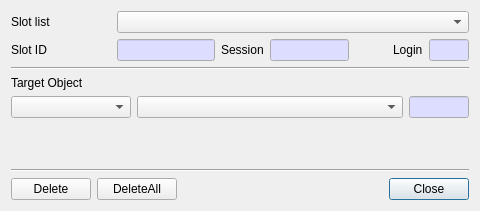
Old version of the form CryptokiMan/del_object_dlg.ui in the repository jykim74/CryptokiMan.
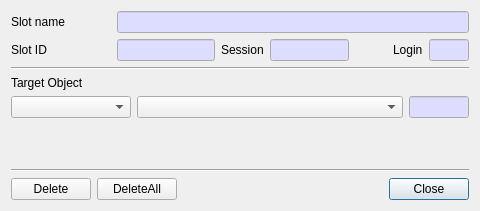
New version of the form.

Commit message: Slot List 를 모두 Slot Name 변경

Diff of the .ui file:
```diff
--- a/CryptokiMan/del_object_dlg.ui
+++ b/CryptokiMan/del_object_dlg.ui
@@ -19,16 +19,6 @@
      <property name="topMargin">
       <number>0</number>
      </property>
-     <item row="0" column="1">
-      <widget class="QComboBox" name="mSlotsCombo">
-       <property name="sizePolicy">
-        <sizepolicy hsizetype="Preferred" vsizetype="Fixed">
-         <horstretch>1</horstretch>
-         <verstretch>0</verstretch>
-        </sizepolicy>
-       </property>
-      </widget>
-     </item>
      <item row="0" column="0">
       <widget class="QLabel" name="label">
        <property name="minimumSize">
@@ -38,7 +28,41 @@
         </size>
        </property>
        <property name="text">
-        <string>Slot list</string>
+        <string>Slot name</string>
+       </property>
+      </widget>
+     </item>
+     <item row="0" column="1">
+      <widget class="QLineEdit" name="mSlotNameText">
+       <property name="palette">
+        <palette>
+         <active>
+          <colorrole role="Base">
+           <brush brushstyle="SolidPattern">
+            <color alpha="255">
+             <red>221</red>
+             <green>221</green>
+             <blue>255</blue>
+            </color>
+           </brush>
+          </colorrole>
+         </active>
+         <inactive>
+          <colorrole role="Base">
+           <brush brushstyle="SolidPattern">
+            <color alpha="255">
+             <red>221</red>
+             <green>221</green>
+             <blue>255</blue>
+            </color>
+           </brush>
+          </colorrole>
+         </inactive>
+         <disabled/>
+        </palette>
+       </property>
+       <property name="readOnly">
+        <bool>true</bool>
        </property>
       </widget>
      </item>
```
Left out of the diff: 1 changed line with no effect on the pictures. The commit also changes 116 other files.
